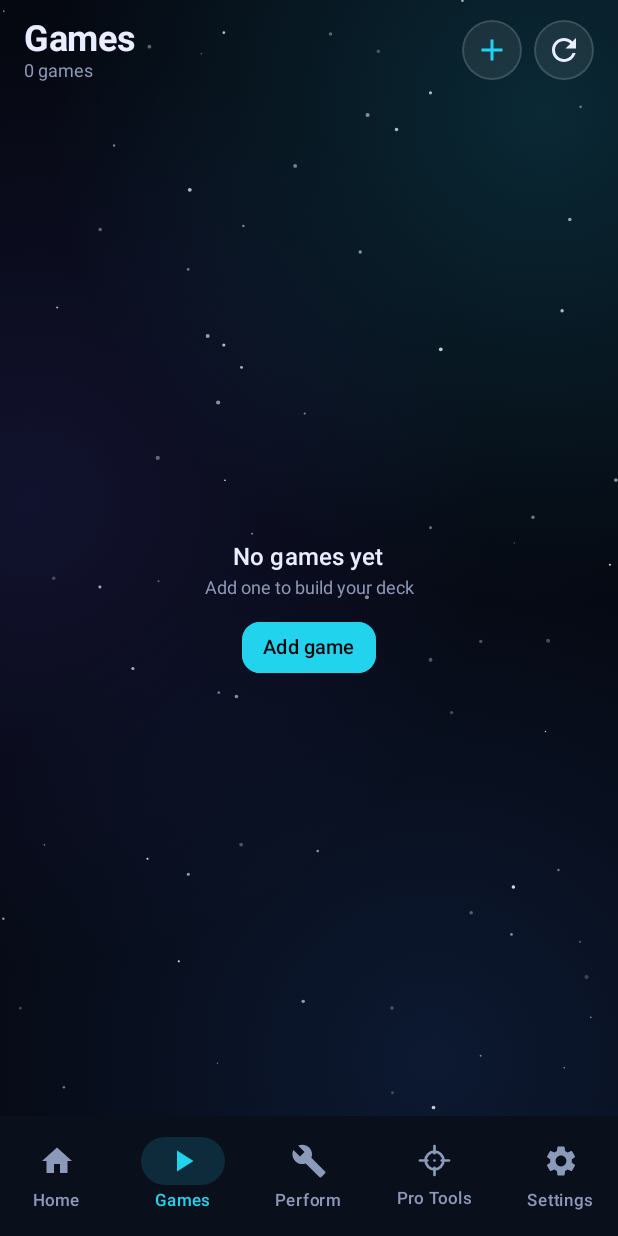
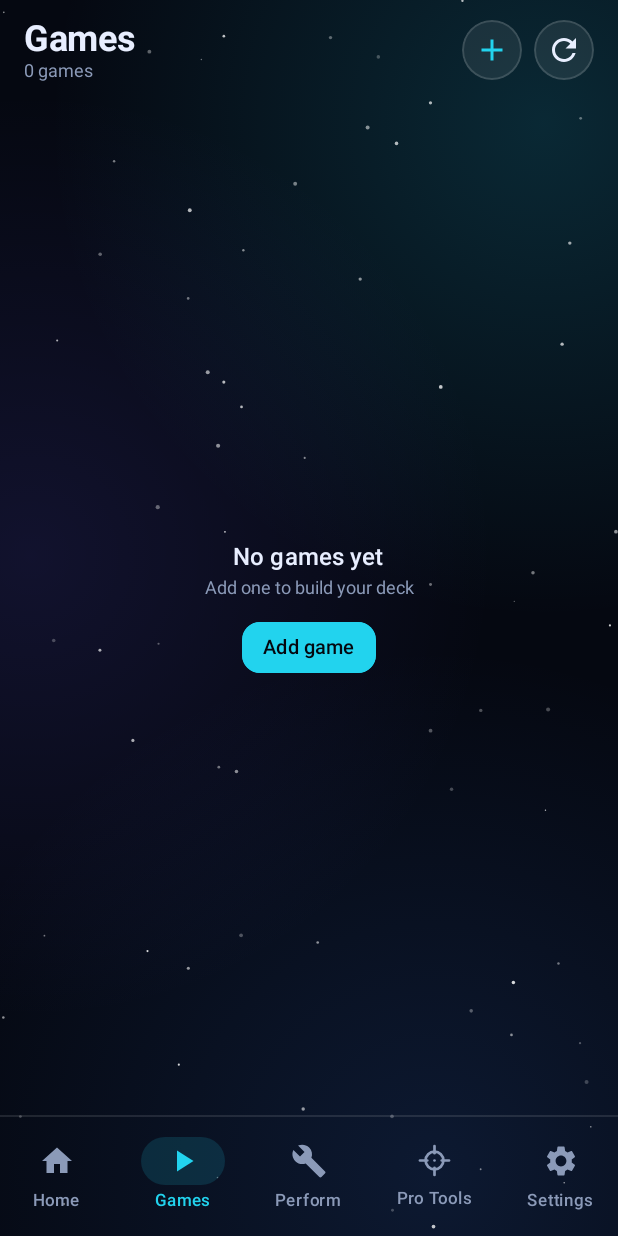
Before and after one commit to Whitexflash-maker/OpenSR-AI, an Android app built with Jetpack Compose: the composable FeatherXApp shown on its own in the app's theme, item 2 of the bottom bar chosen, on a phone screen of 412 x 824 dp. Run offline under Robolectric (Android 15) with nearby library versions, the phone set to English and light mode, and no system bars.

Commit message:
Games: edge-to-edge space scene, transparent bottom bar, landscape layout
Co-Authored-By: Claude Sonnet 5.5 <noreply@anthropic.com>
Claude-Session: https://claude.ai/code/session_01Npkv5i7txaiSUjPsMJEcRT

```diff
--- /dev/null
+++ b/app/src/main/java/com/featherx/app/feature/gamespace/SpaceBackdrop.kt
@@ -0,0 +1,68 @@
+package com.featherx.app.feature.gamespace
+
+import androidx.compose.animation.core.LinearEasing
+import androidx.compose.animation.core.RepeatMode
+import androidx.compose.animation.core.animateFloat
+import androidx.compose.animation.core.infiniteRepeatable
+import androidx.compose.animation.core.rememberInfiniteTransition
+import androidx.compose.animation.core.tween
+import androidx.compose.foundation.background
+import androidx.compose.foundation.layout.Box
+import androidx.compose.runtime.Composable
+import androidx.compose.ui.Modifier
+import androidx.compose.ui.draw.drawBehind
+import androidx.compose.ui.geometry.Offset
+import androidx.compose.ui.graphics.Brush
+import androidx.compose.ui.graphics.Color
+import androidx.compose.ui.unit.dp
+import com.featherx.app.ui.theme.FxColors
+
+val SpaceBlack = Color(0xFF050811)
+
+/**
+ * Deep-space scene: faint nebula glows plus a fixed starfield, a few stars twinkle.
+ * The app draws it full-screen (behind the status bar and the bottom bar) while the Games tab is open.
+ */
+@Composable
+fun SpaceBackdrop(modifier: Modifier = Modifier) {
+    val twinkle = rememberInfiniteTransition(label = "stars").animateFloat(
+        initialValue = 0.55f, targetValue = 1f,
+        animationSpec = infiniteRepeatable(tween(3200, easing = LinearEasing), RepeatMode.Reverse),
+        label = "twinkle",
+    )
+    Box(
+        modifier
+        .background(SpaceBlack)
+        .drawBehind {
+            val w = size.width
+            val h = size.height
+            fun orb(color: Color, cx: Float, cy: Float, r: Float, a: Float) = drawCircle(
+                brush = Brush.radialGradient(listOf(color.copy(alpha = a), Color.Transparent), center = Offset(cx, cy), radius = r),
+                radius = r,
+                center = Offset(cx, cy),
+            )
+            orb(FxColors.Cyan, w * 0.88f, h * 0.10f, w * 0.80f, 0.16f)
+            orb(Color(0xFF6D5BFF), w * 0.05f, h * 0.45f, w * 0.75f, 0.12f)
+            orb(FxColors.Blue, w * 0.70f, h * 0.95f, w * 0.85f, 0.14f)
+            for (s in STARS) {
+                val a = if (s.twinkles) s.alpha * twinkle.value else s.alpha
+                drawCircle(Color.White.copy(alpha = a), radius = s.radius.dp.toPx(), center = Offset(s.x * w, s.y * h))
+            }
+        },
+    )
+}
+
+private class Star(val x: Float, val y: Float, val radius: Float, val alpha: Float, val twinkles: Boolean)
+
+/** Fixed seed, so the sky looks the same every time. */
+private val STARS: List<Star> = java.util.Random(7).let { rnd ->
+    List(70) {
+        Star(
+            x = rnd.nextFloat(),
+            y = rnd.nextFloat(),
+            radius = 0.4f + rnd.nextFloat() * 1.0f,
+            alpha = 0.25f + rnd.nextFloat() * 0.6f,
+            twinkles = rnd.nextInt(3) == 0,
+        )
+    }
+}
--- a/app/src/main/java/com/featherx/app/ui/FeatherXApp.kt
+++ b/app/src/main/java/com/featherx/app/ui/FeatherXApp.kt
@@ -29,6 +29,7 @@ import androidx.compose.ui.Modifier
 import androidx.compose.ui.text.style.TextOverflow
 import androidx.compose.ui.unit.dp
 import com.featherx.app.feature.gamespace.GameSpaceScreen
+import com.featherx.app.feature.gamespace.SpaceBackdrop
 import com.featherx.app.feature.gamespace.GameSpaceViewModel
 import com.featherx.app.feature.home.HomeScreen
 import com.featherx.app.feature.performance.PerformanceScreen
@@ -60,6 +61,7 @@ fun FeatherXApp(proTools: ProToolsViewModel, gameSpace: GameSpaceViewModel) {
             .fillMaxSize()
             .background(FxColors.Black)
             .drawBehind {
+                if (current == Destination.GameSpace) return@drawBehind
                 drawRect(
                     Brush.radialGradient(
                         listOf(FxColors.Cyan.copy(alpha = 0.12f), Color.Transparent),
@@ -76,10 +78,18 @@ fun FeatherXApp(proTools: ProToolsViewModel, gameSpace: GameSpaceViewModel) {
                 )
             },
     ) {
+    // The Games tab draws its space scene under the status bar and the bottom bar too (edge to edge).
+    if (current == Destination.GameSpace) SpaceBackdrop(Modifier.fillMaxSize())
     Scaffold(
         containerColor = Color.Transparent,
         bottomBar = {
-            NavigationBar(containerColor = FxColors.Navy, tonalElevation = 0.dp) {
+            NavigationBar(
+                containerColor = Color.Transparent, // see-through: the scene / glow shows behind the tabs
+                tonalElevation = 0.dp,
+                modifier = Modifier.drawBehind {
+                    drawLine(FxColors.Border, Offset(0f, 0f), Offset(size.width, 0f), strokeWidth = 1.dp.toPx())
+                },
+            ) {
                 destinations.forEachIndexed { index, destination ->
                     NavigationBarItem(
                         selected = index == selected,
```
Also changed, not shown: app/src/main/java/com/featherx/app/feature/gamespace/GameSpaceScreen.kt (+118 -108 lines).
